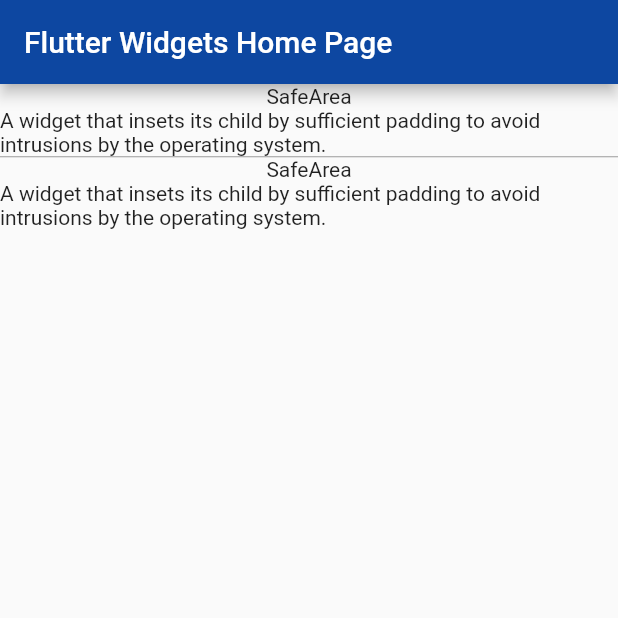
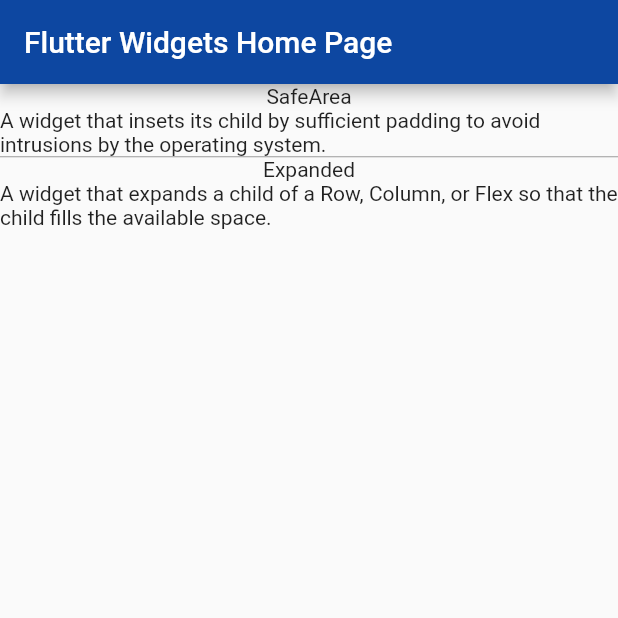
Before and after one commit to plusema86/flutter_widgets_examples, a Flutter app: the screen it shows after launch, on a phone screen of 412 x 824 dp, the top half of it. Run offline on Flutter 3.47's test engine with Material 2 defaults, Android fonts, the phone set to English and light mode, and no system bars.

Commit message:
* Expanded Widget

```diff
--- a/lib/utils/constants.dart
+++ b/lib/utils/constants.dart
@@ -1 +1,2 @@
 const SAFE_AREA_DESCRIPTION = "A widget that insets its child by sufficient padding to avoid intrusions by the operating system.";
+const EXPANDED_DESCRIPTION = "A widget that expands a child of a Row, Column, or Flex so that the child fills the available space.";
--- a/lib/utils/router.dart
+++ b/lib/utils/router.dart
@@ -1,5 +1,6 @@
 import 'package:flutter/cupertino.dart';
 import 'package:flutter/material.dart';
+import 'package:flutter_widgets_examples/expanded_widget/expanded_page.dart';
 import 'package:flutter_widgets_examples/home_page.dart';
 import 'package:flutter_widgets_examples/safearea_widget/safearea_page.dart';
 import 'package:flutter_widgets_examples/utils/routing_constants.dart';
@@ -10,6 +11,8 @@
       return MaterialPageRoute(builder: (context) => HomePage());
     case SAFE_AREA_ROUTE:
       return MaterialPageRoute(builder: (context) => SafeAreaPage());
+    case EXPANDED_ROUTE:
+      return MaterialPageRoute(builder: (context) => ExpandedPage());
     default:
       return MaterialPageRoute(builder: (context) => HomePage());
   }
--- a/lib/utils/routing_constants.dart
+++ b/lib/utils/routing_constants.dart
@@ -1,2 +1,3 @@
 const String HOME_PAGE_ROUTE = '/';
 const String SAFE_AREA_ROUTE = 'safe_area';
+const String EXPANDED_ROUTE = 'expanded';
--- a/lib/utils/routing_utils.dart
+++ b/lib/utils/routing_utils.dart
@@ -9,6 +9,6 @@
 
   static List<RoutingModel> widgetRouteList = [
     RoutingModel("SafeArea", SAFE_AREA_ROUTE, SAFE_AREA_DESCRIPTION),
-    RoutingModel("SafeArea", SAFE_AREA_ROUTE, SAFE_AREA_DESCRIPTION),
+    RoutingModel("Expanded", EXPANDED_ROUTE, EXPANDED_DESCRIPTION),
   ];
 }
```
Also changed, not shown: lib/expanded_widget/expanded_page.dart (added, +68 -0 lines), 1 other file.
